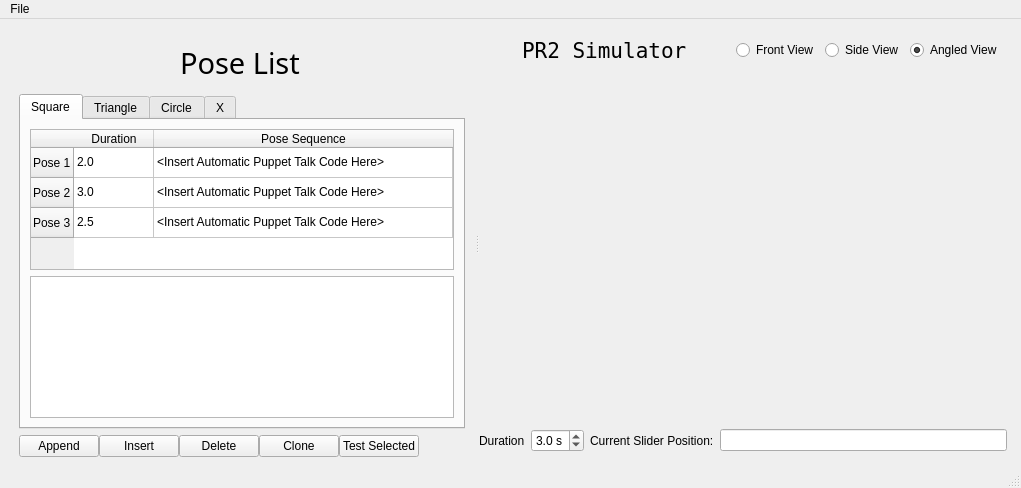
The window that slider_gui/src/slider_simple.ui (PR2/pr2_hack_the_future) describes before a commit, drawn with Qt 5.
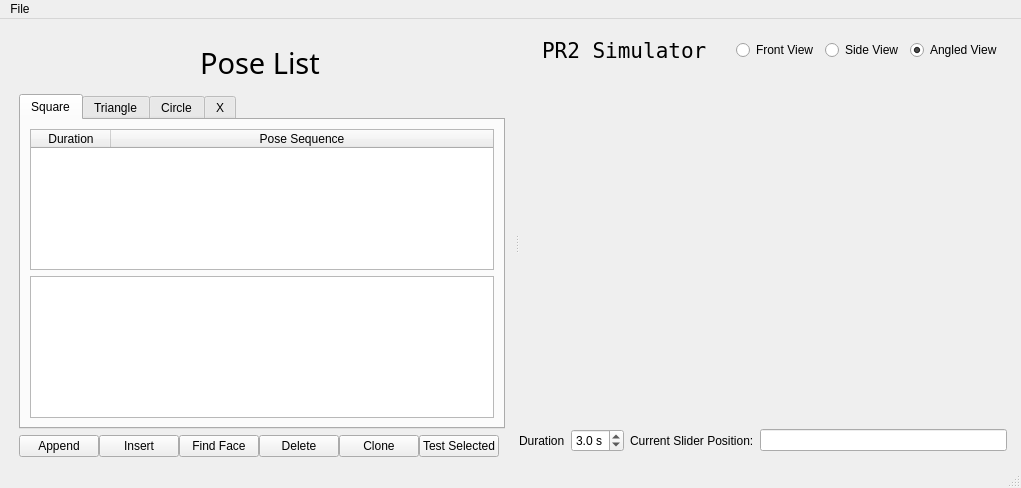
The same window after the commit.

Commit message: Adding a Find Face button to the GUI

```diff
--- a/slider_gui/src/slider_simple.ui
+++ b/slider_gui/src/slider_simple.ui
@@ -119,21 +119,15 @@
               <attribute name="verticalHeaderCascadingSectionResizes">
                <bool>false</bool>
               </attribute>
-              <row>
-               <property name="text">
-                <string>Pose 1</string>
-               </property>
-              </row>
-              <row>
-               <property name="text">
-                <string>Pose 2</string>
-               </property>
-              </row>
-              <row>
-               <property name="text">
-                <string>Pose 3</string>
-               </property>
-              </row>
+              <attribute name="horizontalHeaderStretchLastSection">
+               <bool>true</bool>
+              </attribute>
+              <attribute name="verticalHeaderCascadingSectionResizes">
+               <bool>false</bool>
+              </attribute>
+              <attribute name="horizontalHeaderDefaultSectionSize">
+               <number>80</number>
+              </attribute>
               <column>
                <property name="text">
                 <string>Duration</string>
@@ -144,36 +138,6 @@
                 <string>Pose Sequence</string>
                </property>
               </column>
-              <item row="0" column="0">
-               <property name="text">
-                <string>2.0</string>
-               </property>
-              </item>
-              <item row="0" column="1">
-               <property name="text">
-                <string>&lt;Insert Automatic Puppet Talk Code Here&gt;</string>
-               </property>
-              </item>
-              <item row="1" column="0">
-               <property name="text">
-                <string>3.0</string>
-               </property>
-              </item>
-              <item row="1" column="1">
-               <property name="text">
-                <string>&lt;Insert Automatic Puppet Talk Code Here&gt;</string>
-               </property>
-              </item>
-              <item row="2" column="0">
-               <property name="text">
-                <string>2.5</string>
-               </property>
-              </item>
-              <item row="2" column="1">
-               <property name="text">
-                <string>&lt;Insert Automatic Puppet Talk Code Here&gt;</string>
-               </property>
-              </item>
              </widget>
             </item>
             <item>
@@ -311,6 +275,13 @@
             </property>
            </widget>
           </item>
+          <item>
+           <widget class="QPushButton" name="find_face_pushButton">
+            <property name="text">
+             <string>Find Face</string>
+            </property>
+           </widget>
+          </item>
           <item>
            <widget class="QPushButton" name="delete_selected_pushButton">
             <property name="toolTip">
```
Left out of the diff: 2 changed lines with no effect on the pictures. The commit also changes 3 other files.
